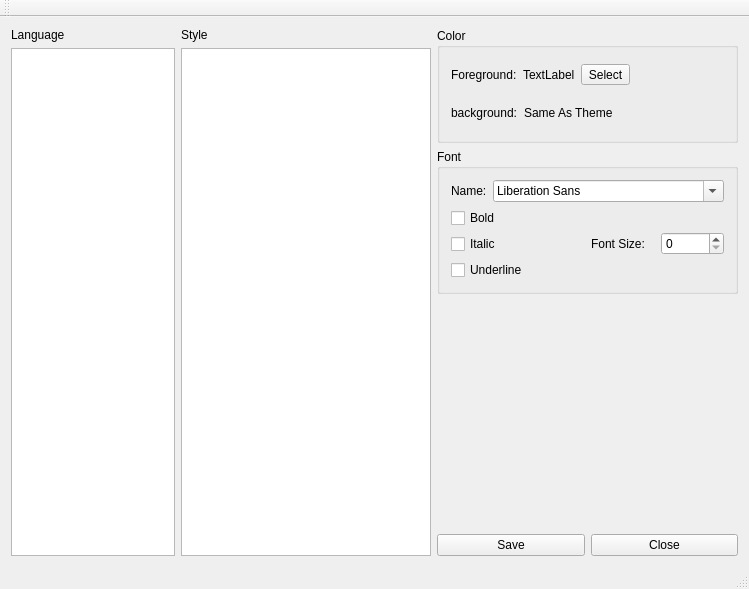
Before: the Qt Designer form src/qtlangset.ui in x2009again/notepad--, drawn with Qt 5.
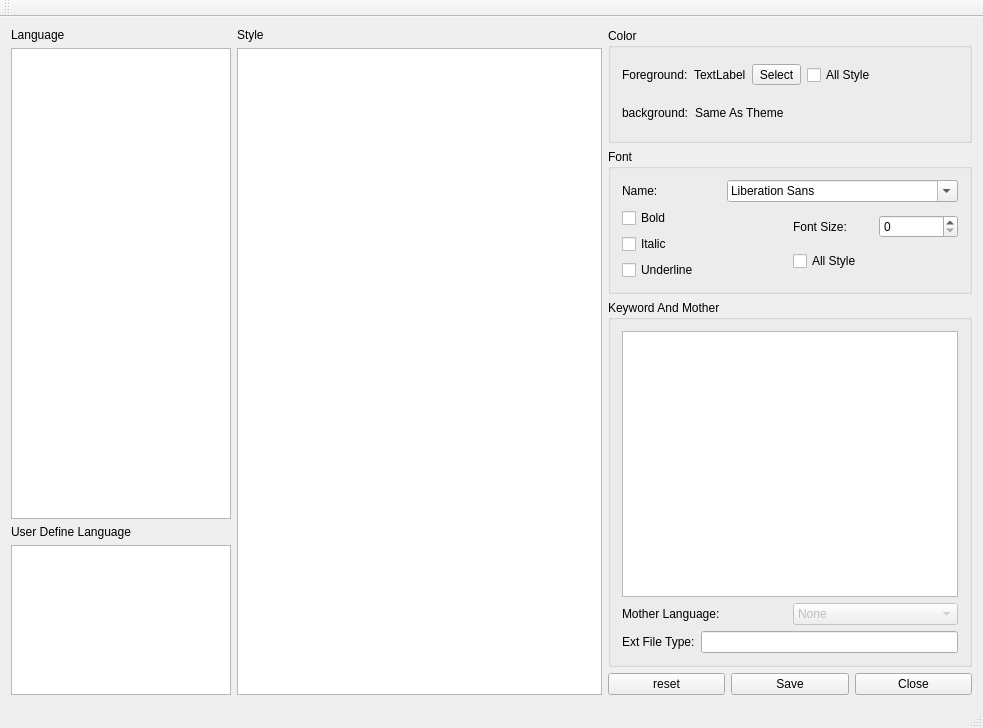
After: the same form once the commit is applied. Icons and pictures are not drawn.

```diff
--- a/src/qtlangset.ui
+++ b/src/qtlangset.ui
@@ -6,8 +6,8 @@
    <rect>
     <x>0</x>
     <y>0</y>
-    <width>749</width>
-    <height>589</height>
+    <width>983</width>
+    <height>728</height>
    </rect>
   </property>
   <property name="windowTitle">
@@ -18,10 +18,8 @@
     <normaloff>:/Resources/edit/global/ndd.ico</normaloff>:/Resources/edit/global/ndd.ico</iconset>
   </property>
   <widget class="QWidget" name="centralWidget">
-   <layout class="QHBoxLayout" name="horizontalLayout_5">
+   <layout class="QHBoxLayout" name="horizontalLayout_9">
     <item>
-     <layout class="QHBoxLayout" name="horizontalLayout">
-      <item>
        <layout class="QVBoxLayout" name="verticalLayout">
         <item>
          <widget class="QLabel" name="label">
@@ -40,12 +38,35 @@
           </property>
           <property name="maximumSize">
            <size>
-            <width>200</width>
+          <width>220</width>
             <height>16777215</height>
            </size>
           </property>
          </widget>
         </item>
+        <item>
+         <widget class="QLabel" name="label_5">
+          <property name="text">
+           <string>User Define Language</string>
+          </property>
+         </widget>
+        </item>
+        <item>
+         <widget class="QListWidget" name="userLangListWidget">
+          <property name="minimumSize">
+           <size>
+            <width>100</width>
+            <height>0</height>
+           </size>
+          </property>
+          <property name="maximumSize">
+           <size>
+          <width>220</width>
+            <height>150</height>
+           </size>
+          </property>
+         </widget>
+        </item>
        </layout>
       </item>
       <item>
@@ -75,13 +96,9 @@
         </item>
        </layout>
       </item>
-     </layout>
-    </item>
     <item>
      <layout class="QVBoxLayout" name="verticalLayout_5">
       <item>
-       <layout class="QVBoxLayout" name="verticalLayout_4">
-        <item>
          <widget class="QGroupBox" name="groupBox_2">
           <property name="title">
            <string>Color</string>
@@ -123,6 +140,13 @@
               </widget>
              </item>
              <item>
+            <widget class="QCheckBox" name="modiryAllColor">
+             <property name="text">
+              <string>All Style</string>
+             </property>
+            </widget>
+           </item>
+           <item>
               <spacer name="horizontalSpacer">
                <property name="orientation">
                 <enum>Qt::Horizontal</enum>
@@ -188,22 +212,24 @@
           <property name="title">
            <string>Font</string>
           </property>
-          <layout class="QGridLayout" name="gridLayout_2">
-           <item row="1" column="1">
-            <layout class="QHBoxLayout" name="horizontalLayout_3">
+        <layout class="QVBoxLayout" name="verticalLayout_8">
              <item>
-              <widget class="QLabel" name="label_8">
+          <layout class="QHBoxLayout" name="horizontalLayout_2">
+           <item>
+            <widget class="QLabel" name="label_7">
                <property name="text">
-                <string>Font Size:</string>
+              <string>Name:</string>
                </property>
               </widget>
              </item>
              <item>
-              <widget class="QSpinBox" name="fontSpinBox"/>
+            <widget class="QFontComboBox" name="fontComboBox"/>
              </item>
             </layout>
            </item>
-           <item row="1" column="0">
+         <item>
+          <layout class="QHBoxLayout" name="horizontalLayout_10">
+           <item>
             <layout class="QVBoxLayout" name="verticalLayout_3">
              <item>
               <widget class="QCheckBox" name="boldCheckBox">
@@ -228,40 +254,107 @@
              </item>
             </layout>
            </item>
-           <item row="0" column="0" colspan="2">
-            <layout class="QHBoxLayout" name="horizontalLayout_2">
              <item>
-              <widget class="QLabel" name="label_7">
+            <layout class="QVBoxLayout" name="verticalLayout_7">
+             <item>
+              <layout class="QHBoxLayout" name="horizontalLayout_3">
+               <item>
+                <widget class="QLabel" name="label_8">
                <property name="text">
-                <string>Name:</string>
+                  <string>Font Size:</string>
                </property>
               </widget>
              </item>
              <item>
-              <widget class="QFontComboBox" name="fontComboBox"/>
+                <widget class="QSpinBox" name="fontSpinBox"/>
              </item>
             </layout>
            </item>
+             <item>
+              <widget class="QCheckBox" name="modifyAllFont">
+               <property name="text">
+                <string>All Style</string>
+               </property>
+              </widget>
+             </item>
           </layout>
+           </item>
+          </layout>
+         </item>
+        </layout>
          </widget>
         </item>
         <item>
-         <spacer name="verticalSpacer">
-          <property name="orientation">
-           <enum>Qt::Vertical</enum>
+       <widget class="QGroupBox" name="groupBox">
+        <property name="title">
+         <string>Keyword And Mother </string>
           </property>
-          <property name="sizeHint" stdset="0">
-           <size>
-            <width>20</width>
-            <height>40</height>
-           </size>
+        <layout class="QVBoxLayout" name="verticalLayout_4">
+         <item>
+          <widget class="QPlainTextEdit" name="keywordTe">
+           <property name="readOnly">
+            <bool>true</bool>
           </property>
-         </spacer>
+          </widget>
         </item>
+         <item>
+          <layout class="QHBoxLayout" name="horizontalLayout">
+           <item>
+            <widget class="QLabel" name="label_6">
+             <property name="text">
+              <string>Mother Language:</string>
+             </property>
+            </widget>
+           </item>
+           <item>
+            <widget class="QComboBox" name="motherLangCb">
+             <property name="enabled">
+              <bool>false</bool>
+             </property>
+             <item>
+              <property name="text">
+               <string>None</string>
+              </property>
+             </item>
+             <item>
+              <property name="text">
+               <string>Cpp</string>
+              </property>
+             </item>
+            </widget>
+           </item>
        </layout>
+      </item>
+      <item>
+          <layout class="QHBoxLayout" name="horizontalLayout_5">
+           <item>
+            <widget class="QLabel" name="label_9">
+             <property name="text">
+              <string>Ext File Type:</string>
+             </property>
+            </widget>
+           </item>
+           <item>
+            <widget class="QLineEdit" name="extFileType">
+             <property name="readOnly">
+              <bool>true</bool>
+             </property>
+            </widget>
+           </item>
+          </layout>
+         </item>
+        </layout>
+       </widget>
       </item>
       <item>
        <layout class="QHBoxLayout" name="horizontalLayout_4">
+        <item>
+         <widget class="QPushButton" name="reset">
+          <property name="text">
+           <string>reset</string>
+          </property>
+         </widget>
+        </item>
         <item>
          <widget class="QPushButton" name="saveBt">
           <property name="text">
```
Left out of the diff: 31 changed lines with no effect on the pictures.
